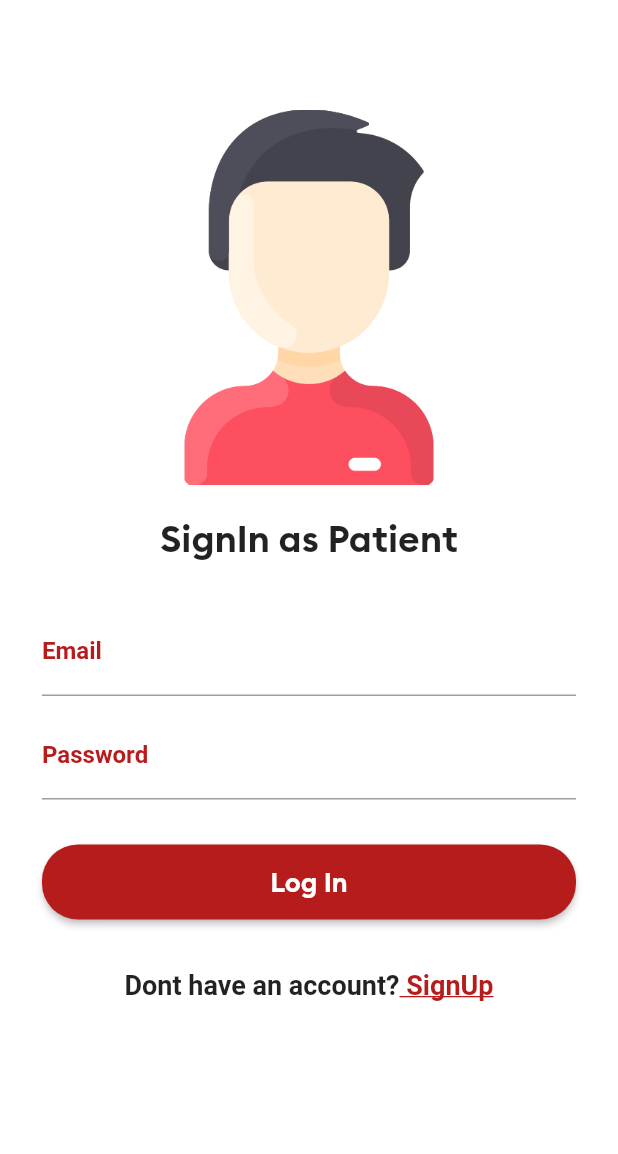
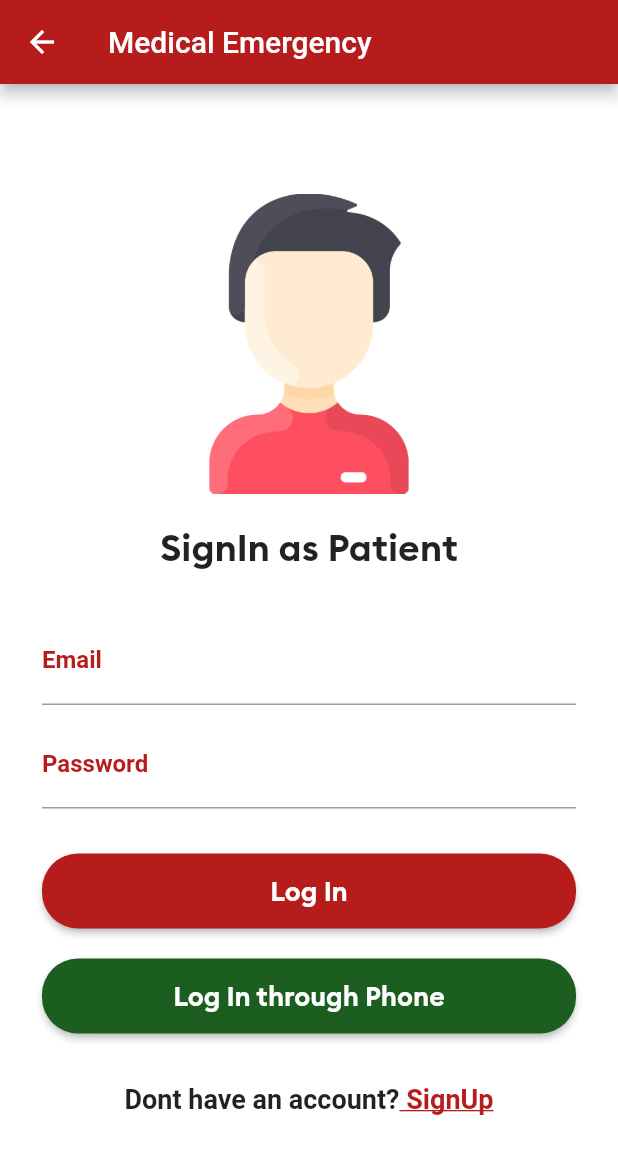
Before and after one commit to Nileesha17/MedicalEmergency, a Flutter app: the LoginScreen screen opened directly, on a phone screen of 412 x 824 dp. Shown: the top 1154 px of the screen. Run offline on Flutter 3.47's test engine with Material 2 defaults, Android fonts, the phone set to English and light mode, and no system bars; our stand-ins replace firebase_auth, firebase_core, firebase_database, fluttertoast, font_awesome_flutter, geolocator and 3 more; missing offline and left inert: flutter_geofire, flutter_polyline_points; accounts and stored records are empty.

Commit message:
03_June_2021

```diff
--- a/lib/Screens/loginScreen.dart
+++ b/lib/Screens/loginScreen.dart
@@ -3,6 +3,7 @@ import 'package:firebase_database/firebase_database.dart';
 import 'package:flutter/cupertino.dart';
 import 'package:flutter/material.dart';
 import 'package:flutter/widgets.dart';
+import 'package:medicalemergency/Screens/loginphoneScreen.dart';
 import 'package:medicalemergency/Screens/mainScreen.dart';
 import 'package:medicalemergency/Screens/registrationScreen.dart';
 import 'package:medicalemergency/Widgets/progressDialog.dart';
@@ -15,6 +16,10 @@ class LoginScreen extends StatelessWidget {
   @override
   Widget build(BuildContext context) {
     return Scaffold(
+      appBar: AppBar(
+        title: Text('Medical Emergency'),
+        backgroundColor: Colors.red[900],
+      ),
       backgroundColor: Colors.white,
       body: SingleChildScrollView(
         child: Padding(
@@ -29,8 +34,8 @@ class LoginScreen extends StatelessWidget {
                 image: AssetImage(
                   "images/man.png",
                 ),
-                width: 250.0,
-                height: 250.0,
+                width: 200.0,
+                height: 200.0,
               ),
               SizedBox(
                 height: 20.0,
@@ -115,10 +120,41 @@ class LoginScreen extends StatelessWidget {
                       shape: new RoundedRectangleBorder(
                         borderRadius: new BorderRadius.circular(24.0),
                       ),
-                    )
-                  ],
+                    ),
+
+                 SizedBox(height: 20,),
+                 RaisedButton(
+                  onPressed: () {
+                    Navigator.push(
+                      context,
+                      MaterialPageRoute(
+                        builder: (context) => LoginPhoneScreen(),
+                      ),
+                    );
+
+        },
+          color: Colors.green[900],
+          textColor: Colors.white,
+          child: Container(
+            height: 50.0,
+            child: Center(
+              child: Text(
+                "Log In through Phone",
+                style: TextStyle(
+                  fontSize: 18.0,
+                  fontFamily: "Brand-Bold",
                 ),
               ),
+            ),
+          ),
+          shape: new RoundedRectangleBorder(
+            borderRadius: new BorderRadius.circular(24.0),
+          )
+                 )  ],
+                ),
+              ),
+
+
               FlatButton(
                   onPressed: () {
                     Navigator.push(
--- a/lib/Screens/registrationScreen.dart
+++ b/lib/Screens/registrationScreen.dart
@@ -15,6 +15,10 @@ class RegistrationScreen extends StatelessWidget {
   @override
   Widget build(BuildContext context) {
     return Scaffold(
+      appBar: AppBar(
+        title: Text('Medical Emergency'),
+        backgroundColor: Colors.red[900],
+      ),
       backgroundColor: Colors.white,
       body: SingleChildScrollView(
         child: Padding(
--- a/pubspec.yaml
+++ b/pubspec.yaml
@@ -40,6 +40,7 @@ dependencies:
   font_awesome_flutter: ^8.10.0
   flutter_geofire: ^1.0.3
   lottie: ^1.0.1
+  pinput: ^0.2.6
 
 dev_dependencies:
   flutter_test:
```
Also changed, not shown: lib/Screens/loginphoneScreen.dart (added, +74 -0 lines), lib/Screens/otpScreen.dart (added, +86 -0 lines), pubspec.lock, 1 other file.
